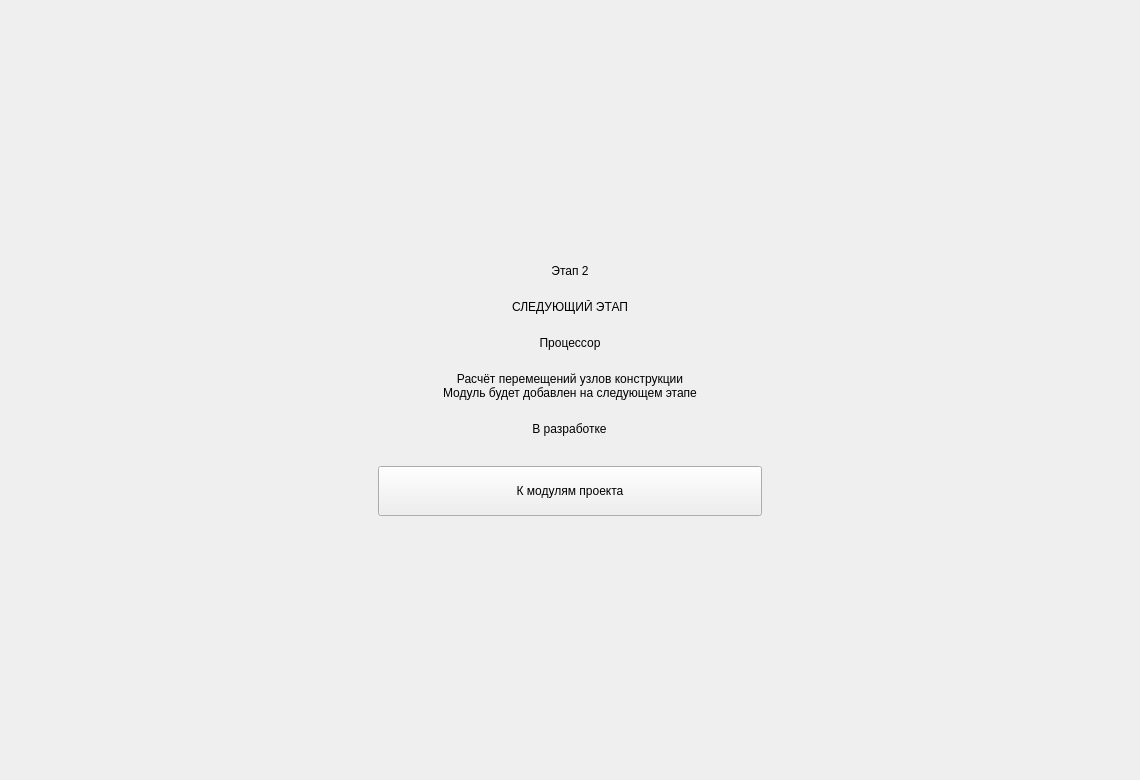
This is src/sapr/resources/forms/placeholder.ui in usatopolosato/sapr-bar as Qt 5 draws it before an edit. The edited form follows.
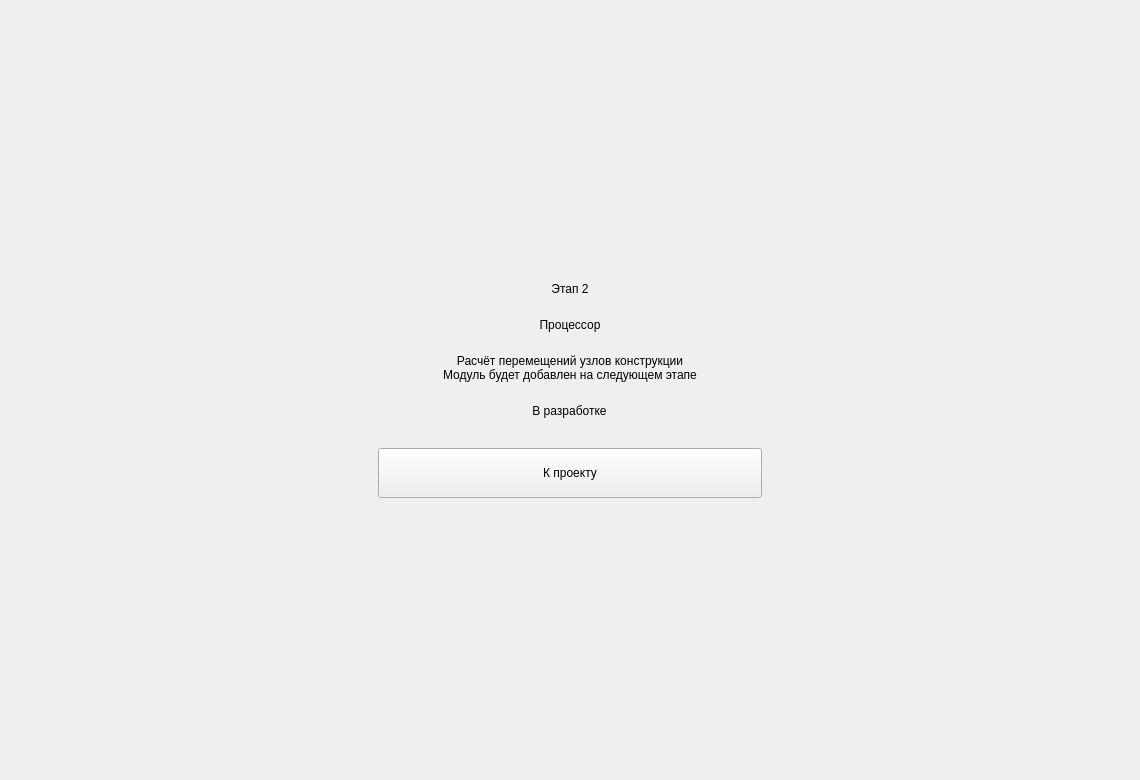
This is the edited form.

Patch:
```diff
--- a/src/sapr/resources/forms/placeholder.ui
+++ b/src/sapr/resources/forms/placeholder.ui
@@ -91,19 +91,6 @@
         </property>
        </widget>
       </item>
-      <item>
-       <widget class="QLabel" name="placeholderEyebrowLabel">
-        <property name="role" stdset="0">
-         <string>eyebrow</string>
-        </property>
-        <property name="text">
-         <string>СЛЕДУЮЩИЙ ЭТАП</string>
-        </property>
-        <property name="alignment">
-         <set>Qt::AlignCenter</set>
-        </property>
-       </widget>
-      </item>
       <item>
        <widget class="QLabel" name="moduleTitleLabel">
         <property name="role" stdset="0">
@@ -181,7 +168,7 @@
          <string>primary</string>
         </property>
         <property name="text">
-         <string>К модулям проекта</string>
+         <string>К проекту</string>
         </property>
        </widget>
       </item>
```
Left out of the diff: 2 changed lines with no effect on the pictures.
